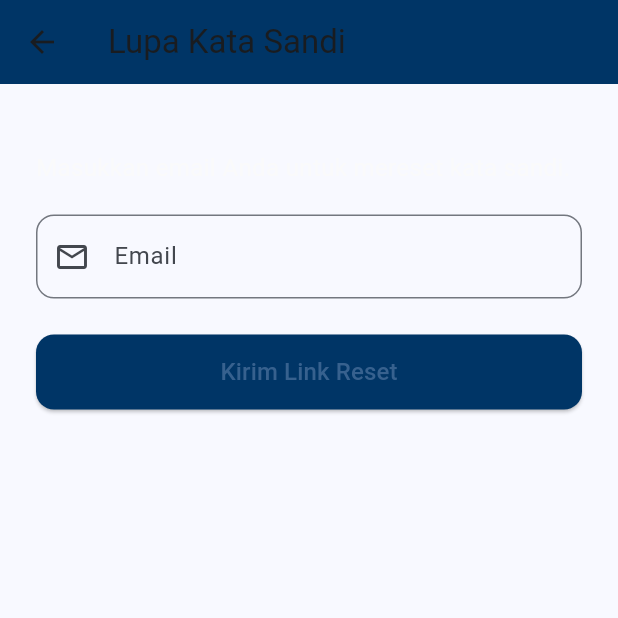
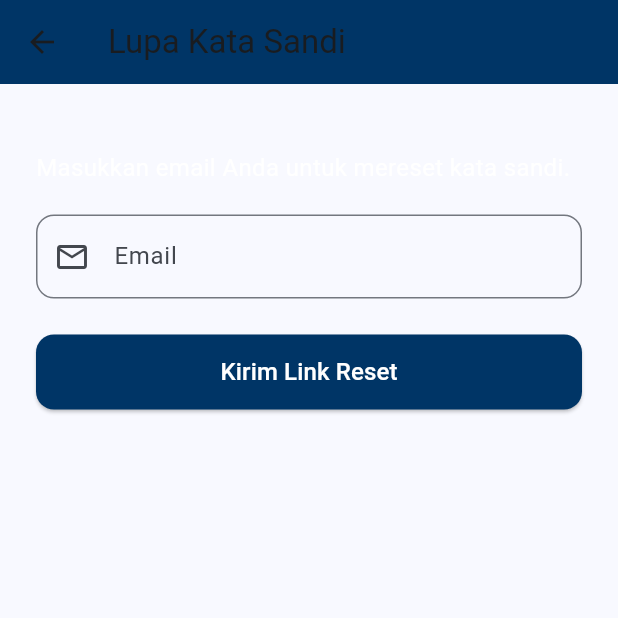
Before and after one commit to Deshilva24/Lapak_Bantul, a Flutter app: the ForgotPasswordPage screen opened directly, on a phone screen of 412 x 824 dp, the top half of it. Run offline on Flutter 3.47's test engine with Material 3 defaults, Android fonts, the phone set to English and light mode, and no system bars.

Commit message:
ubah teks

```diff
--- a/lib/screens/auth/forgot_password.dart
+++ b/lib/screens/auth/forgot_password.dart
@@ -18,7 +18,7 @@ class ForgotPasswordPage extends StatelessWidget {
             const SizedBox(height: 20),
             const Text(
               'Masukkan email Anda untuk mereset kata sandi.',
-              style: TextStyle(fontSize: 16, color: Color.fromARGB(221, 250, 250, 250)),
+              style: TextStyle(fontSize: 16, color: Colors.white),
             ),
             const SizedBox(height: 20),
             TextField(
@@ -45,7 +45,7 @@ class ForgotPasswordPage extends StatelessWidget {
                     ),
                   );
                 },
-                child: const Text('Kirim Link Reset', style: TextStyle(fontSize: 16)),
+                child: const Text('Kirim Link Reset', style: TextStyle(fontSize: 16, color: Colors.white)),
               ),
             ),
           ],
```
